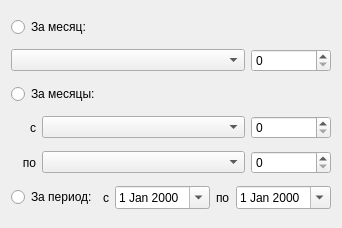
Old version of the form designer/ui/fulfillmentoptiondialog.ui in the repository Aleee/FinanceCalender.
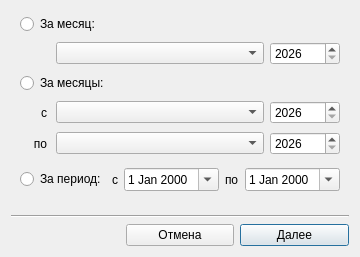
New version of the form. Custom widgets are drawn as their Qt base class.

Diff of the .ui file:
```diff
--- a/designer/ui/fulfillmentoptiondialog.ui
+++ b/designer/ui/fulfillmentoptiondialog.ui
@@ -6,23 +6,58 @@
    <rect>
     <x>0</x>
     <y>0</y>
-    <width>298</width>
-    <height>228</height>
+    <width>348</width>
+    <height>257</height>
    </rect>
   </property>
   <property name="windowTitle">
    <string>Исполнение финансового плана</string>
   </property>
   <layout class="QGridLayout" name="gridLayout">
+   <property name="topMargin">
+    <number>3</number>
+   </property>
+   <item row="16" column="2">
+    <widget class="QPushButton" name="pb_continue">
+     <property name="text">
+      <string>Далее</string>
+     </property>
+    </widget>
+   </item>
    <item row="9" column="0" colspan="3">
+    <widget class="QStackedWidget" name="stackedWidget">
+     <property name="currentIndex">
+      <number>0</number>
+     </property>
+     <widget class="QWidget" name="page">
+      <layout class="QGridLayout" name="gridLayout_2">
+       <item row="6" column="0">
     <layout class="QHBoxLayout" name="horizontalLayout">
      <item>
-      <widget class="QRadioButton" name="radioButton_3">
+          <widget class="QRadioButton" name="rb_customperiod">
+           <property name="font">
+            <font>
+             <bold>false</bold>
+            </font>
+           </property>
        <property name="text">
         <string>За период:</string>
        </property>
       </widget>
      </item>
+         <item>
+          <spacer name="horizontalSpacer_2">
+           <property name="orientation">
+            <enum>Qt::Orientation::Horizontal</enum>
+           </property>
+           <property name="sizeHint" stdset="0">
+            <size>
+             <width>40</width>
+             <height>20</height>
+            </size>
+           </property>
+          </spacer>
+         </item>
      <item>
       <widget class="QLabel" name="label">
        <property name="text">
@@ -53,54 +88,39 @@
      </item>
     </layout>
    </item>
-   <item row="7" column="0" colspan="3">
-    <layout class="QHBoxLayout" name="horizontalLayout_3">
-     <item>
-      <widget class="QLabel" name="label_3">
-       <property name="minimumSize">
-        <size>
-         <width>25</width>
-         <height>0</height>
-        </size>
-       </property>
-       <property name="maximumSize">
-        <size>
-         <width>25</width>
-         <height>16777215</height>
-        </size>
-       </property>
-       <property name="text">
-        <string>с</string>
-       </property>
-       <property name="alignment">
-        <set>Qt::AlignmentFlag::AlignRight|Qt::AlignmentFlag::AlignTrailing|Qt::AlignmentFlag::AlignVCenter</set>
-       </property>
-      </widget>
-     </item>
-     <item>
-      <widget class="QComboBox" name="comboBox_2"/>
-     </item>
-     <item>
-      <widget class="QSpinBox" name="spinBox_2">
-       <property name="minimumSize">
-        <size>
-         <width>80</width>
-         <height>0</height>
-        </size>
-       </property>
-       <property name="maximumSize">
-        <size>
-         <width>80</width>
-         <height>16777215</height>
-        </size>
-       </property>
-      </widget>
-     </item>
-    </layout>
-   </item>
-   <item row="8" column="0" colspan="3">
+       <item row="4" column="0">
     <layout class="QHBoxLayout" name="horizontalLayout_4">
      <item>
+          <widget class="QWidget" name="widget_3" native="true">
+           <property name="minimumSize">
+            <size>
+             <width>30</width>
+             <height>0</height>
+            </size>
+           </property>
+           <property name="maximumSize">
+            <size>
+             <width>30</width>
+             <height>16777215</height>
+            </size>
+           </property>
+           <layout class="QHBoxLayout" name="horizontalLayout_8">
+            <property name="spacing">
+             <number>0</number>
+            </property>
+            <property name="leftMargin">
+             <number>0</number>
+            </property>
+            <property name="topMargin">
+             <number>0</number>
+            </property>
+            <property name="rightMargin">
+             <number>0</number>
+            </property>
+            <property name="bottomMargin">
+             <number>0</number>
+            </property>
+            <item>
       <widget class="QLabel" name="label_4">
        <property name="minimumSize">
         <size>
@@ -122,6 +142,9 @@
        </property>
       </widget>
      </item>
+           </layout>
+          </widget>
+         </item>
      <item>
       <widget class="QComboBox" name="comboBox_3"/>
      </item>
@@ -129,67 +152,384 @@
       <widget class="QSpinBox" name="spinBox_3">
        <property name="minimumSize">
         <size>
-         <width>80</width>
+             <width>70</width>
          <height>0</height>
         </size>
        </property>
        <property name="maximumSize">
         <size>
-         <width>80</width>
+             <width>70</width>
          <height>16777215</height>
         </size>
        </property>
+           <property name="minimum">
+            <number>2026</number>
+           </property>
+           <property name="maximum">
+            <number>2099</number>
+           </property>
       </widget>
      </item>
     </layout>
    </item>
-   <item row="6" column="0" colspan="3">
-    <layout class="QHBoxLayout" name="horizontalLayout_2">
-     <item>
-      <widget class="QRadioButton" name="radioButton_2">
+       <item row="5" column="0">
+        <spacer name="verticalSpacer_2">
+         <property name="orientation">
+          <enum>Qt::Orientation::Vertical</enum>
+         </property>
+         <property name="sizeType">
+          <enum>QSizePolicy::Policy::Fixed</enum>
+         </property>
+         <property name="sizeHint" stdset="0">
+          <size>
+           <width>20</width>
+           <height>5</height>
+          </size>
+         </property>
+        </spacer>
+       </item>
+       <item row="2" column="0">
+        <widget class="QRadioButton" name="rb_severalmonths">
+         <property name="font">
+          <font>
+           <bold>false</bold>
+          </font>
+         </property>
        <property name="text">
         <string>За месяцы:</string>
        </property>
       </widget>
      </item>
-    </layout>
-   </item>
-   <item row="2" column="0" colspan="3">
-    <layout class="QHBoxLayout" name="horizontalLayout_5">
-     <item>
-      <widget class="QComboBox" name="comboBox"/>
-     </item>
-     <item>
-      <widget class="QSpinBox" name="spinBox">
-       <property name="minimumSize">
-        <size>
-         <width>80</width>
-         <height>0</height>
-        </size>
-       </property>
-       <property name="maximumSize">
-        <size>
-         <width>80</width>
-         <height>16777215</height>
-        </size>
-       </property>
-      </widget>
-     </item>
-    </layout>
-   </item>
-   <item row="1" column="0" colspan="3">
-    <layout class="QHBoxLayout" name="horizontalLayout_6">
-     <item>
-      <widget class="QRadioButton" name="radioButton">
+       <item row="0" column="0">
+        <widget class="QRadioButton" name="rb_onemonth">
+         <property name="font">
+          <font>
+           <bold>false</bold>
+          </font>
+         </property>
        <property name="text">
         <string>За месяц:</string>
        </property>
       </widget>
      </item>
-    </layout>
-   </item>
-  </layout>
- </widget>
+       <item row="3" column="0">
+        <layout class="QHBoxLayout" name="horizontalLayout_3">
+         <item>
+          <widget class="QWidget" name="widget_2" native="true">
+           <property name="minimumSize">
+            <size>
+             <width>30</width>
+             <height>0</height>
+            </size>
+           </property>
+           <property name="maximumSize">
+            <size>
+             <width>30</width>
+             <height>16777215</height>
+            </size>
+           </property>
+           <layout class="QHBoxLayout" name="horizontalLayout_7">
+            <property name="spacing">
+             <number>0</number>
+            </property>
+            <property name="leftMargin">
+             <number>0</number>
+            </property>
+            <property name="topMargin">
+             <number>0</number>
+            </property>
+            <property name="rightMargin">
+             <number>0</number>
+            </property>
+            <property name="bottomMargin">
+             <number>0</number>
+            </property>
+            <item>
+             <widget class="QLabel" name="label_3">
+              <property name="minimumSize">
+               <size>
+                <width>25</width>
+                <height>0</height>
+               </size>
+              </property>
+              <property name="maximumSize">
+               <size>
+                <width>25</width>
+                <height>16777215</height>
+               </size>
+              </property>
+              <property name="text">
+               <string>с</string>
+              </property>
+              <property name="alignment">
+               <set>Qt::AlignmentFlag::AlignRight|Qt::AlignmentFlag::AlignTrailing|Qt::AlignmentFlag::AlignVCenter</set>
+              </property>
+             </widget>
+            </item>
+           </layout>
+          </widget>
+         </item>
+         <item>
+          <widget class="QComboBox" name="cmb_severalmonths_begin"/>
+         </item>
+         <item>
+          <widget class="QSpinBox" name="spb_severalmonths_year_begin">
+           <property name="minimumSize">
+            <size>
+             <width>70</width>
+             <height>0</height>
+            </size>
+           </property>
+           <property name="maximumSize">
+            <size>
+             <width>70</width>
+             <height>16777215</height>
+            </size>
+           </property>
+           <property name="minimum">
+            <number>2026</number>
+           </property>
+           <property name="maximum">
+            <number>2099</number>
+           </property>
+          </widget>
+         </item>
+        </layout>
+       </item>
+       <item row="1" column="0">
+        <layout class="QHBoxLayout" name="horizontalLayout_5">
+         <item>
+          <widget class="QWidget" name="widget" native="true">
+           <property name="minimumSize">
+            <size>
+             <width>30</width>
+             <height>0</height>
+            </size>
+           </property>
+           <property name="maximumSize">
+            <size>
+             <width>30</width>
+             <height>16777215</height>
+            </size>
+           </property>
+          </widget>
+         </item>
+         <item>
+          <widget class="QComboBox" name="cmb_onemonth"/>
+         </item>
+         <item>
+          <widget class="QSpinBox" name="spb_onemonth_year">
+           <property name="minimumSize">
+            <size>
+             <width>70</width>
+             <height>0</height>
+            </size>
+           </property>
+           <property name="maximumSize">
+            <size>
+             <width>70</width>
+             <height>16777215</height>
+            </size>
+           </property>
+           <property name="minimum">
+            <number>2026</number>
+           </property>
+           <property name="maximum">
+            <number>2099</number>
+           </property>
+          </widget>
+         </item>
+        </layout>
+       </item>
+       <item row="7" column="0">
+        <spacer name="verticalSpacer">
+         <property name="orientation">
+          <enum>Qt::Orientation::Vertical</enum>
+         </property>
+         <property name="sizeType">
+          <enum>QSizePolicy::Policy::Fixed</enum>
+         </property>
+         <property name="sizeHint" stdset="0">
+          <size>
+           <width>20</width>
+           <height>5</height>
+          </size>
+         </property>
+        </spacer>
+       </item>
+      </layout>
+     </widget>
+     <widget class="QWidget" name="page_2">
+      <layout class="QGridLayout" name="gridLayout_3">
+       <item row="1" column="0">
+        <widget class="QLabel" name="label_10">
+         <property name="text">
+          <string>Сведения о поступлениях:</string>
+         </property>
+        </widget>
+       </item>
+       <item row="5" column="0">
+        <widget class="QLabel" name="label_7">
+         <property name="text">
+          <string>2.2. Прочие доходы:</string>
+         </property>
+        </widget>
+       </item>
+       <item row="4" column="1">
+        <widget class="AutoSelectSpinbox" name="spb_21000">
+         <property name="buttonSymbols">
+          <enum>QAbstractSpinBox::ButtonSymbols::NoButtons</enum>
+         </property>
+         <property name="showGroupSeparator" stdset="0">
+          <bool>true</bool>
+         </property>
+         <property name="minimum">
+          <number>-999999999</number>
+         </property>
+         <property name="maximum">
+          <number>999999999</number>
+         </property>
+        </widget>
+       </item>
+       <item row="3" column="0">
+        <widget class="QLabel" name="label_5">
+         <property name="text">
+          <string>1. Остаток средств на начало периода:  </string>
+         </property>
+        </widget>
+       </item>
+       <item row="3" column="1">
+        <widget class="AutoSelectSpinbox" name="spb_10000">
+         <property name="buttonSymbols">
+          <enum>QAbstractSpinBox::ButtonSymbols::NoButtons</enum>
+         </property>
+         <property name="showGroupSeparator" stdset="0">
+          <bool>true</bool>
+         </property>
+         <property name="minimum">
+          <number>-999999999</number>
+         </property>
+         <property name="maximum">
+          <number>999999999</number>
+         </property>
+        </widget>
+       </item>
+       <item row="6" column="0">
+        <widget class="QLabel" name="label_8">
+         <property name="text">
+          <string>2.3.1. Овердрафт:</string>
+         </property>
+        </widget>
+       </item>
+       <item row="4" column="0">
+        <widget class="QLabel" name="label_6">
+         <property name="text">
+          <string>2.1. Выручка от реализации услуг: </string>
+         </property>
+        </widget>
+       </item>
+       <item row="5" column="1">
+        <widget class="AutoSelectSpinbox" name="spb_22000">
+         <property name="buttonSymbols">
+          <enum>QAbstractSpinBox::ButtonSymbols::NoButtons</enum>
+         </property>
+         <property name="showGroupSeparator" stdset="0">
+          <bool>true</bool>
+         </property>
+         <property name="minimum">
+          <number>-999999999</number>
+         </property>
+         <property name="maximum">
+          <number>999999999</number>
+         </property>
+        </widget>
+       </item>
+       <item row="7" column="1">
+        <widget class="AutoSelectSpinbox" name="spb_23200">
+         <property name="buttonSymbols">
+          <enum>QAbstractSpinBox::ButtonSymbols::NoButtons</enum>
+         </property>
+         <property name="showGroupSeparator" stdset="0">
+          <bool>true</bool>
+         </property>
+         <property name="minimum">
+          <number>-999999999</number>
+         </property>
+         <property name="maximum">
+          <number>999999999</number>
+         </property>
+        </widget>
+       </item>
+       <item row="8" column="0">
+        <spacer name="verticalSpacer_3">
+         <property name="orientation">
+          <enum>Qt::Orientation::Vertical</enum>
+         </property>
+         <property name="sizeHint" stdset="0">
+          <size>
+           <width>20</width>
+           <height>40</height>
+          </size>
+         </property>
+        </spacer>
+       </item>
+       <item row="7" column="0">
+        <widget class="QLabel" name="label_9">
+         <property name="text">
+          <string>2.3.2. Кредит:</string>
+         </property>
+        </widget>
+       </item>
+       <item row="6" column="1">
+        <widget class="AutoSelectSpinbox" name="spb_23100">
+         <property name="buttonSymbols">
+          <enum>QAbstractSpinBox::ButtonSymbols::NoButtons</enum>
+         </property>
+         <property name="showGroupSeparator" stdset="0">
+          <bool>true</bool>
+         </property>
+         <property name="minimum">
+          <number>-999999999</number>
+         </property>
+         <property name="maximum">
+          <number>999999999</number>
+         </property>
+        </widget>
+       </item>
+       <item row="2" column="0" colspan="2">
+        <widget class="Line" name="line_2">
+         <property name="orientation">
+          <enum>Qt::Orientation::Horizontal</enum>
+         </property>
+        </widget>
+       </item>
+      </layout>
+     </widget>
+    </widget>
+   </item>
+   <item row="10" column="0" colspan="3">
+    <widget class="Line" name="line">
+     <property name="orientation">
+      <enum>Qt::Orientation::Horizontal</enum>
+     </property>
+    </widget>
+   </item>
+   <item row="16" column="1">
+    <widget class="QPushButton" name="pb_cancel">
+     <property name="text">
+      <string>Отмена</string>
+     </property>
+    </widget>
+   </item>
+  </layout>
+ </widget>
+ <customwidgets>
+  <customwidget>
+   <class>AutoSelectSpinbox</class>
+   <extends>QSpinBox</extends>
+   <header>gui/commonwidgets/autoselectwidgets.h</header>
+  </customwidget>
+ </customwidgets>
  <resources/>
  <connections/>
 </ui>
```
Left out of the diff: 8 changed lines with no effect on the pictures. Lines whose indentation alone changed are shown as unchanged.
